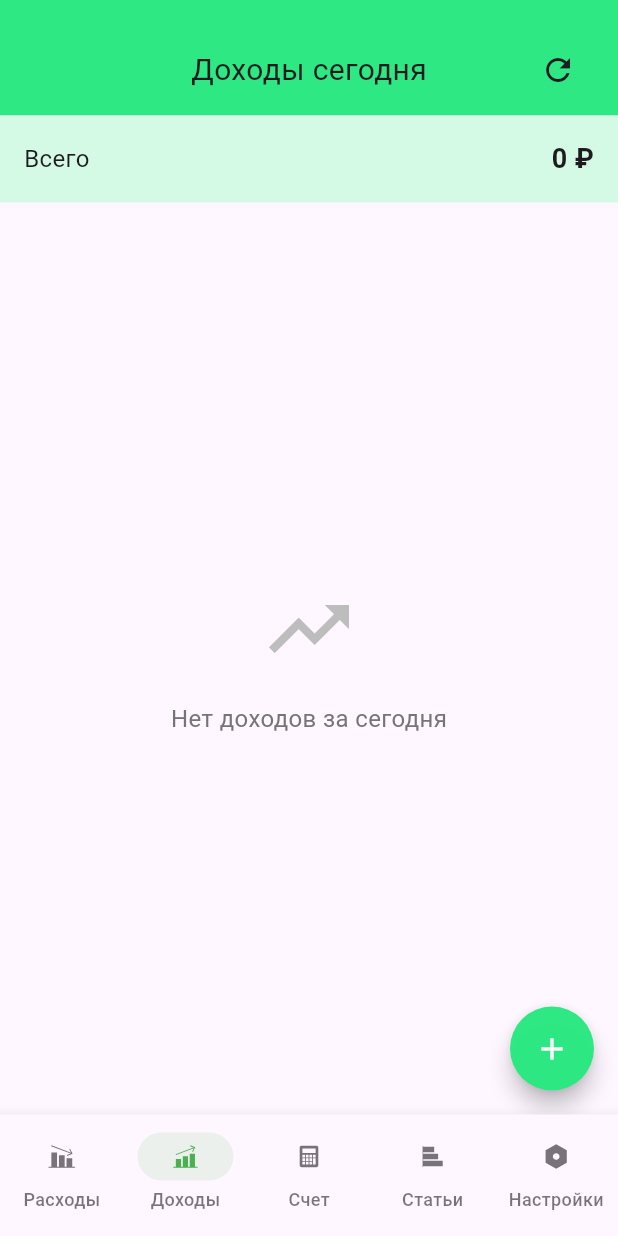
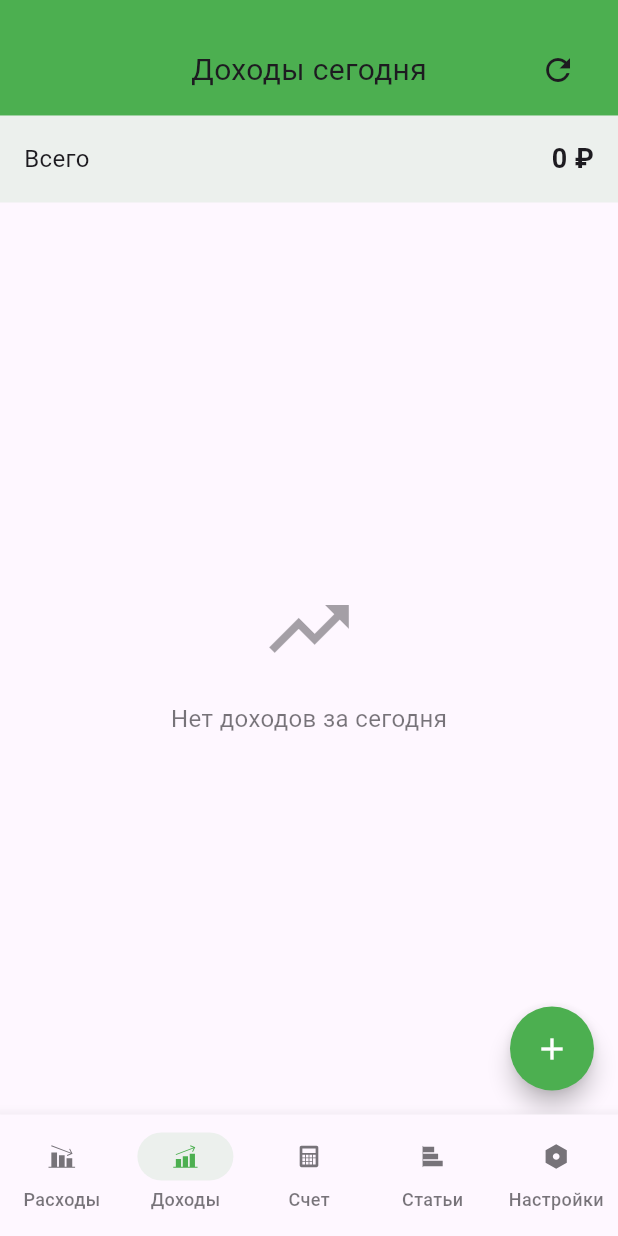
Before and after one commit to MeZeksan/finance_app_yandex_smr_2025, a Flutter app: the screen it shows after launch, item 2 of the bottom bar chosen, on a phone screen of 412 x 824 dp. Run offline on Flutter 3.47's test engine with Material 3 defaults, Android fonts, the phone set to English and light mode, and no system bars; our stand-ins replace auto_route, connectivity_plus, dio, equatable, fl_chart, flutter_bloc and 7 more; generated files the repository leaves out were written again; network calls fail.

Commit message:
Добавлен ThemeService для управления темами на экранах статей и транзакций. Обновлены цвета фона, текста и элементов интерфейса в соответствии с выбранной темой. Переработан TransactionsView для поддержки состояния инициализации.

```diff
--- a/lib/features/transaction/presentation/view/transaction_screen.dart
+++ b/lib/features/transaction/presentation/view/transaction_screen.dart
@@ -1,5 +1,6 @@
 import 'package:finance_app_yandex_smr_2025/features/history/presentation/view/history_screen.dart';
 import 'package:finance_app_yandex_smr_2025/core/di/service_locator.dart';
+import 'package:finance_app_yandex_smr_2025/core/services/theme_service.dart';
 import 'package:finance_app_yandex_smr_2025/features/transaction/domain/repository/transaction_repository.dart';
 import 'package:finance_app_yandex_smr_2025/features/transaction/presentation/bloc/transaction.bloc.dart';
 
@@ -30,7 +31,7 @@ class TransactionsScreen extends StatelessWidget {
   }
 }
 
-class TransactionsView extends StatelessWidget {
+class TransactionsView extends StatefulWidget {
   final bool isIncome;
   final String buttonTag;
   const TransactionsView({
@@ -40,19 +41,35 @@ class TransactionsView extends StatelessWidget {
   });
 
   @override
+  State<TransactionsView> createState() => _TransactionsViewState();
+}
+
+class _TransactionsViewState extends State<TransactionsView> {
+  late ThemeService _themeService;
+
+  @override
+  void initState() {
+    super.initState();
+    _themeService = ServiceLocator.themeService;
+  }
+
+  @override
   Widget build(BuildContext context) {
     final double statusBarHeight = MediaQuery.of(context).padding.top;
     final double topPadding = statusBarHeight + 16.0;
 
-    return Scaffold(
-      backgroundColor: const Color(0xFFFEF7FF),
+    return ListenableBuilder(
+      listenable: _themeService,
+      builder: (context, child) {
+        return Scaffold(
+          backgroundColor: _themeService.backgroundColor,
       body: Column(
         children: [
           Container(
             width: double.infinity,
             padding: const EdgeInsets.all(16),
-            decoration: const BoxDecoration(
-              color: Color(0xFFb2AE881),
+            decoration: BoxDecoration(
+              color: _themeService.headerColor,
             ),
             child: Padding(
               padding:  EdgeInsets.only(top:topPadding),
@@ -60,11 +77,11 @@ class TransactionsView extends StatelessWidget {
                 alignment: Alignment.center,
                 children: [
                   Text(
-                    isIncome ? 'Доходы сегодня' : 'Расходы сегодня',
-                    style: const TextStyle(
+                    widget.isIncome ? 'Доходы сегодня' : 'Расходы сегодня',
+                    style: TextStyle(
                       fontSize: 20,
                       fontWeight: FontWeight.w400,
-                      color: Color(0xFF1D1B20),
+                      color: _themeService.textColor,
                     ),
                   ),
                   Positioned(
@@ -73,12 +90,12 @@ class TransactionsView extends StatelessWidget {
                       onPressed: () {
                         Navigator.push(
                           context,
-                          MaterialPageRoute(builder: (context) => HistoryScreen(isIncome: isIncome)),
+                          MaterialPageRoute(builder: (context) => HistoryScreen(isIncome: widget.isIncome)),
                         );
                       },
-                      icon: const Icon(
+                      icon: Icon(
                         Icons.refresh,
-                        color: Color(0xFF1D1B20),
+                        color: _themeService.textColor,
                       ),
                     ),
                   ),
@@ -92,8 +109,10 @@ class TransactionsView extends StatelessWidget {
             child: BlocBuilder<TransactionBloc, TransactionState>(
               builder: (context, state) {
                 if (state is TransactionLoading) {
-                  return const Center(
-                    child: CircularProgressIndicator(),
+                  return Center(
+                    child: CircularProgressIndicator(
+                      color: _themeService.headerColor,
+                    ),
                   );
                 }
 
@@ -120,9 +139,13 @@ class TransactionsView extends StatelessWidget {
                         ElevatedButton(
                           onPressed: () {
                             context.read<TransactionBloc>().add(
-                              LoadTodayTransactions(isIncome: isIncome),
+                              LoadTodayTransactions(isIncome: widget.isIncome),
                             );
                           },
+                          style: ElevatedButton.styleFrom(
+                            backgroundColor: _themeService.headerColor,
+                            foregroundColor: Colors.white,
+                          ),
                           child: const Text('Повторить'),
                         ),
                       ],
@@ -137,15 +160,15 @@ class TransactionsView extends StatelessWidget {
                       Container(
                         width: double.infinity,
                         padding: const EdgeInsets.all(16),
-                        decoration: const BoxDecoration(
-                          color: Color(0xFFD4FAE6),
+                        decoration: BoxDecoration(
+                          color: _themeService.containerColor,
                         ),
                         child: Row(
                           children: [
-                            const Text(
+                            Text(
                               'Всего',
                               style: TextStyle(
-                                color: Color(0xFF1D1B20),
+                                color: _themeService.textColor,
                                 fontSize: 16,
                                 fontWeight: FontWeight.w400,
                               ),
@@ -153,8 +176,8 @@ class TransactionsView extends StatelessWidget {
                             const Spacer(),
                             Text(
                               state.totalAmount,
-                              style: const TextStyle(
-                                color: Color(0xFF1D1B20),
+                              style: TextStyle(
+                                color: _themeService.textColor,
                                 fontSize: 18,
                                 fontWeight: FontWeight.w600,
                               ),
@@ -170,18 +193,18 @@ class TransactionsView extends StatelessWidget {
                                   mainAxisAlignment: MainAxisAlignment.center,
                                   children: [
                                     Icon(
-                                      isIncome ? Icons.trending_up : Icons.trending_down,
+                                      widget.isIncome ? Icons.trending_up : Icons.trending_down,
                                       size: 64,
-                                      color: Colors.grey[400],
+                                      color: _themeService.textColor.withValues(alpha: 0.4),
                                     ),
                                     const SizedBox(height: 16),
                                     Text(
-                                      isIncome
+                                      widget.isIncome
                                           ? 'Нет доходов за сегодня'
                                           : 'Нет расходов за сегодня',
                                       style: TextStyle(
                                         fontSize: 16,
-                                        color: Colors.grey[600],
+                                        color: _themeService.textColor.withValues(alpha: 0.6),
                                       ),
                                     ),
                                   ],
@@ -198,7 +221,7 @@ class TransactionsView extends StatelessWidget {
                                     onChanged: () {
                                       // Refresh the transactions when one is edited
                                       context.read<TransactionBloc>().add(
-                                        LoadTodayTransactions(isIncome: isIncome),
+                                        LoadTodayTransactions(isIncome: widget.isIncome),
                                       );
                                     },
                                   );
@@ -208,8 +231,10 @@ class TransactionsView extends StatelessWidget {
                     ],
                   );
                 }
-                return const Center(
-                  child: CircularProgressIndicator(),
+                return Center(
+                  child: CircularProgressIndicator(
+                    color: _themeService.headerColor,
+                  ),
                 );
               },
             ),
@@ -218,27 +243,29 @@ class TransactionsView extends StatelessWidget {
       ),
       // Floating Action Button
       floatingActionButton: FloatingActionButton(
-        heroTag: buttonTag,
+        heroTag: widget.buttonTag,
         shape: const CircleBorder(),
         onPressed: () async {
           final result = await TransactionScreen.show(
             context,
-            isIncome,
+            widget.isIncome,
             ServiceLocator.transactionRepository,
           );
           if (result == true) {
             // Refresh transactions after creating new one
             context.read<TransactionBloc>().add(
-              LoadTodayTransactions(isIncome: isIncome),
+              LoadTodayTransactions(isIncome: widget.isIncome),
             );
           }
         },
-        backgroundColor: const Color(0xFFb2AE881),
+        backgroundColor: _themeService.headerColor,
         child: const Icon(
           Icons.add,
           color: Colors.white,
         ),
       ),
+        );
+      },
     );
   }
 }
```
Also changed, not shown: lib/features/articles/presentation/view/articles_screen.dart (+36 -21 lines).
